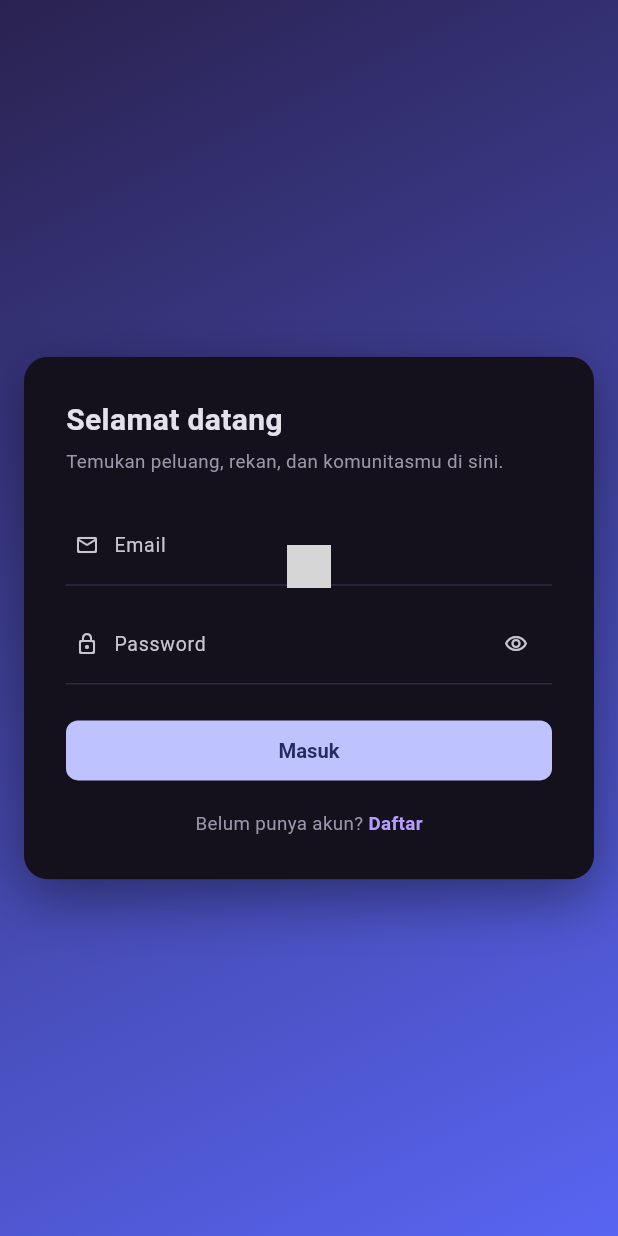
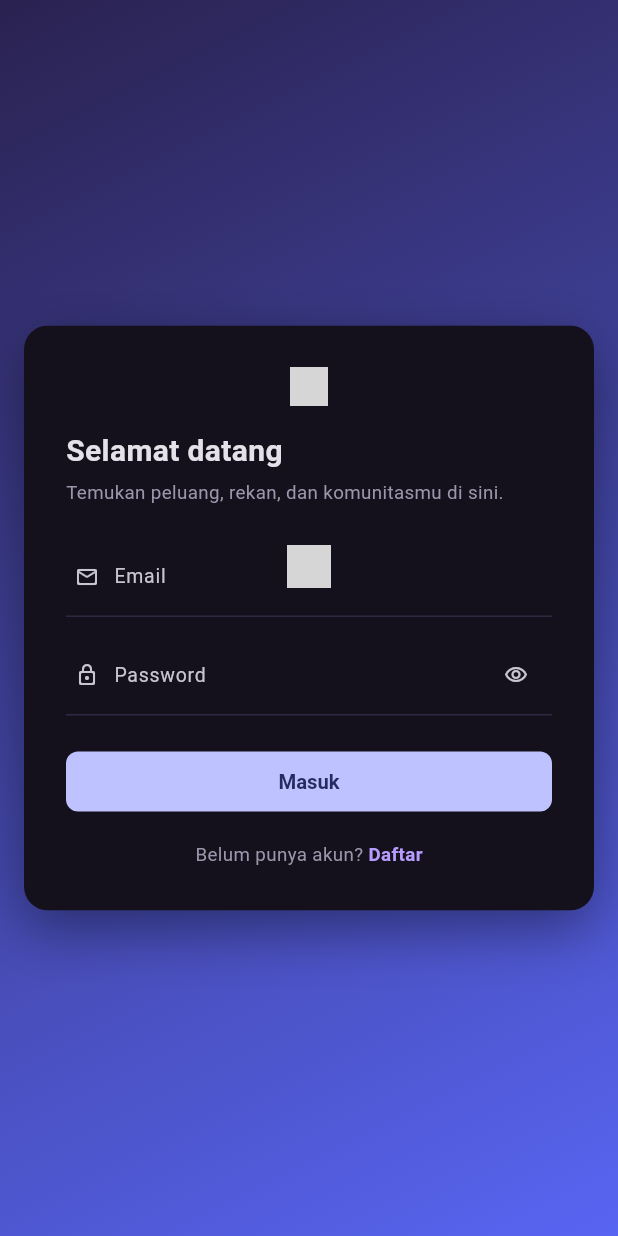
Before and after one commit to NoeiNon/RLink, a Flutter app: the screen it shows after launch, on a phone screen of 412 x 824 dp. Run offline on Flutter 3.47's test engine with Material 3 defaults, Android fonts, the phone set to English and light mode, and no system bars; our stand-ins replace file_picker, shared_preferences, supabase_flutter; accounts and stored records are empty; grey boxes are pictures that could not be loaded.

Commit message:
Login dan Register untuk app android ios tambahan sedikit

```diff
--- a/lib/widgets/auth_split_layout.dart
+++ b/lib/widgets/auth_split_layout.dart
@@ -1,3 +1,4 @@
+import 'package:flutter/foundation.dart' show kIsWeb;
 import 'package:flutter/material.dart';
 
 import '../core/app_theme.dart';
@@ -98,6 +99,12 @@ class _Card extends StatelessWidget {
         mainAxisSize: MainAxisSize.min,
         crossAxisAlignment: CrossAxisAlignment.start,
         children: [
+          // Logo di dalam kartu: hanya untuk aplikasi Android/iOS
+          // (di web, panel WELCOME sudah menampilkan logo).
+          if (!wide && !kIsWeb) ...[
+            const Center(child: AppLogo(width: 64)),
+            const SizedBox(height: 16),
+          ],
           Text(
             title,
             style: const TextStyle(fontSize: 20, fontWeight: FontWeight.w700),
```
